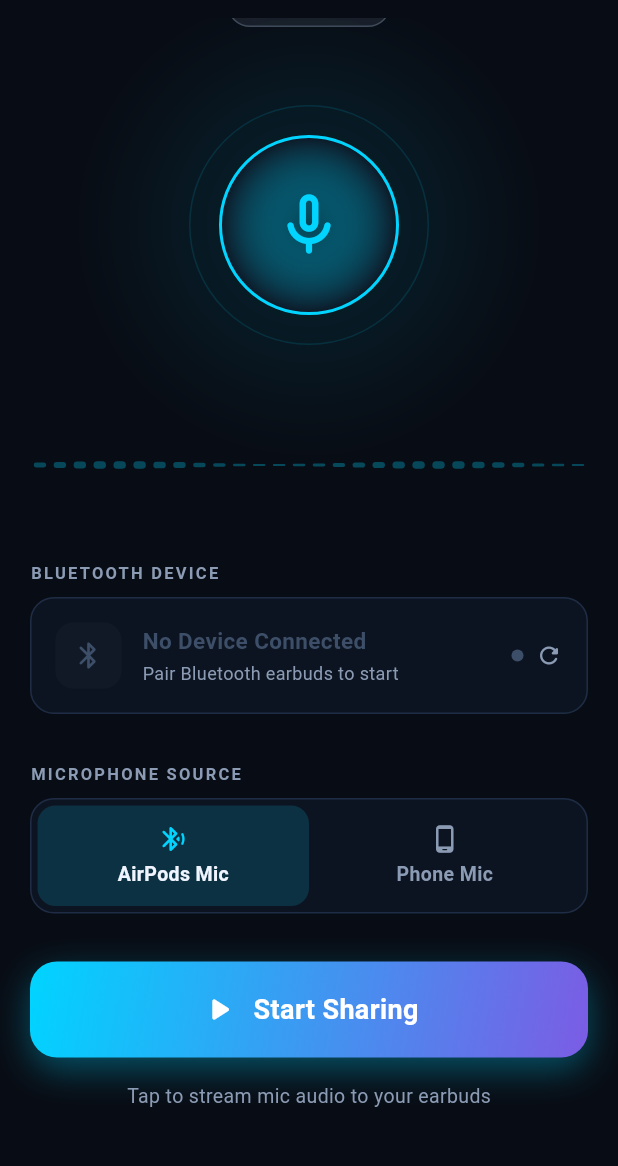
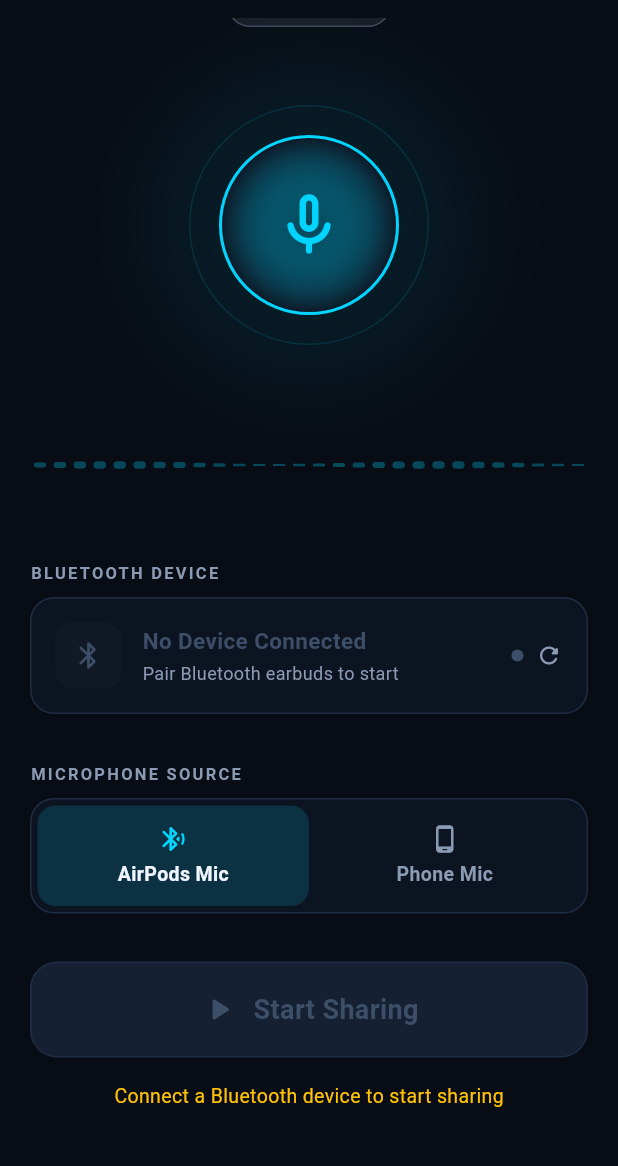
Before and after one commit to MEET-Flutter/share_birds, a Flutter app: the screen it shows after launch, scrolled down 33 dp, on a phone screen of 412 x 824 dp, the part 66-1232 px from its top. Run offline on Flutter 3.47's test engine with Material 3 defaults, Android fonts, the phone set to English and light mode, and no system bars; our stand-ins replace flutter_riverpod, flutter_tts, permission_handler, shared_preferences; Roboto replaces fonts that are missing (Outfit).

Commit message:
feat: implement native Bluetooth integration and Home screen UI structure

```diff
--- a/lib/presentation/home/home_screen.dart
+++ b/lib/presentation/home/home_screen.dart
@@ -77,6 +77,9 @@ class _HomeScreenState extends ConsumerState<HomeScreen>
   }
 
   Future<void> _handleStartSharing() async {
+    final isBtConnected = ref.read(isBluetoothConnectedProvider);
+    if (!isBtConnected) return;
+
     final granted = await _requestPermissions();
     if (!granted || !mounted) return;
 
@@ -95,6 +98,7 @@ class _HomeScreenState extends ConsumerState<HomeScreen>
   Widget build(BuildContext context) {
     final sharingState = ref.watch(audioSharingProvider);
     final btDevice     = ref.watch(bluetoothProvider).valueOrNull;
+    final isBtConnected = ref.watch(isBluetoothConnectedProvider);
     final isLive       = sharingState.isLive;
     final audioSettings = ref.watch(audioSettingsProvider).valueOrNull ?? const AudioSettings();
     final useBluetoothMic = audioSettings.useBluetoothMic;
@@ -336,7 +340,7 @@ class _HomeScreenState extends ConsumerState<HomeScreen>
             const SizedBox(height: 32),
 
             // ── Start / Stop Button ───────────────────────────────────────────
-            _buildMainButton(sharingState),
+            _buildMainButton(sharingState, isBtConnected),
             const SizedBox(height: 16),
 
             // Subtitle hint
@@ -344,11 +348,15 @@ class _HomeScreenState extends ConsumerState<HomeScreen>
               child: Text(
                 isLive
                     ? 'Audio is streaming to your earbuds'
-                    : 'Tap to stream mic audio to your earbuds',
-                style: const TextStyle(
+                    : (isBtConnected
+                        ? 'Tap to stream mic audio to your earbuds'
+                        : 'Connect a Bluetooth device to start sharing'),
+                style: TextStyle(
                   fontFamily: 'Outfit',
                   fontSize: 13,
-                  color: AppColors.textSecondary,
+                  color: isLive
+                      ? AppColors.liveGreen
+                      : (isBtConnected ? AppColors.textSecondary : AppColors.warningAmber),
                 ),
               ),
             ),
@@ -359,9 +367,10 @@ class _HomeScreenState extends ConsumerState<HomeScreen>
     );
   }
 
-  Widget _buildMainButton(SharingState state) {
+  Widget _buildMainButton(SharingState state, bool isBtConnected) {
     final isLive       = state.isLive;
     final isConnecting = state.isConnecting;
+    final isEnabled    = isLive || isBtConnected;
 
     return SizedBox(
       width: double.infinity,
@@ -369,27 +378,33 @@ class _HomeScreenState extends ConsumerState<HomeScreen>
       child: AnimatedContainer(
         duration: const Duration(milliseconds: 300),
         decoration: BoxDecoration(
-          gradient: isLive
+          gradient: isEnabled
+              ? (isLive
                   ? const LinearGradient(
                       colors: [AppColors.errorRed, Color(0xFFCC2233)],
                       begin: Alignment.topLeft,
                       end: Alignment.bottomRight,
                     )
-              : AppColors.primaryGradient,
+                  : AppColors.primaryGradient)
+              : null,
+          color: isEnabled ? null : AppColors.surfaceElevated,
           borderRadius: BorderRadius.circular(18),
-          boxShadow: [
+          border: isEnabled ? null : Border.all(color: AppColors.border),
+          boxShadow: isEnabled
+              ? [
                   BoxShadow(
                     color: (isLive ? AppColors.errorRed : AppColors.primary)
                         .withValues(alpha: 0.35),
                     blurRadius: 20,
                     offset: const Offset(0, 8),
                   ),
-          ],
+                ]
+              : null,
         ),
         child: Material(
           color: Colors.transparent,
           child: InkWell(
-            onTap: isConnecting
+            onTap: (isConnecting || !isEnabled)
                 ? null
                 : (isLive
                     ? () => ref.read(audioSharingProvider.notifier).stopSharing()
@@ -409,17 +424,17 @@ class _HomeScreenState extends ConsumerState<HomeScreen>
                       children: [
                         Icon(
                           isLive ? Icons.stop_rounded : Icons.play_arrow_rounded,
-                          color: Colors.white,
+                          color: isEnabled ? Colors.white : AppColors.textDisabled,
                           size: 26,
                         ),
                         const SizedBox(width: 10),
                         Text(
                           isLive ? 'Stop Sharing' : 'Start Sharing',
-                          style: const TextStyle(
+                          style: TextStyle(
                             fontFamily: 'Outfit',
                             fontSize: 18,
                             fontWeight: FontWeight.w700,
-                            color: Colors.white,
+                            color: isEnabled ? Colors.white : AppColors.textDisabled,
                           ),
                         ),
                       ],
```
Also changed, not shown: 1 other file. Lines whose indentation alone changed are shown as unchanged.
